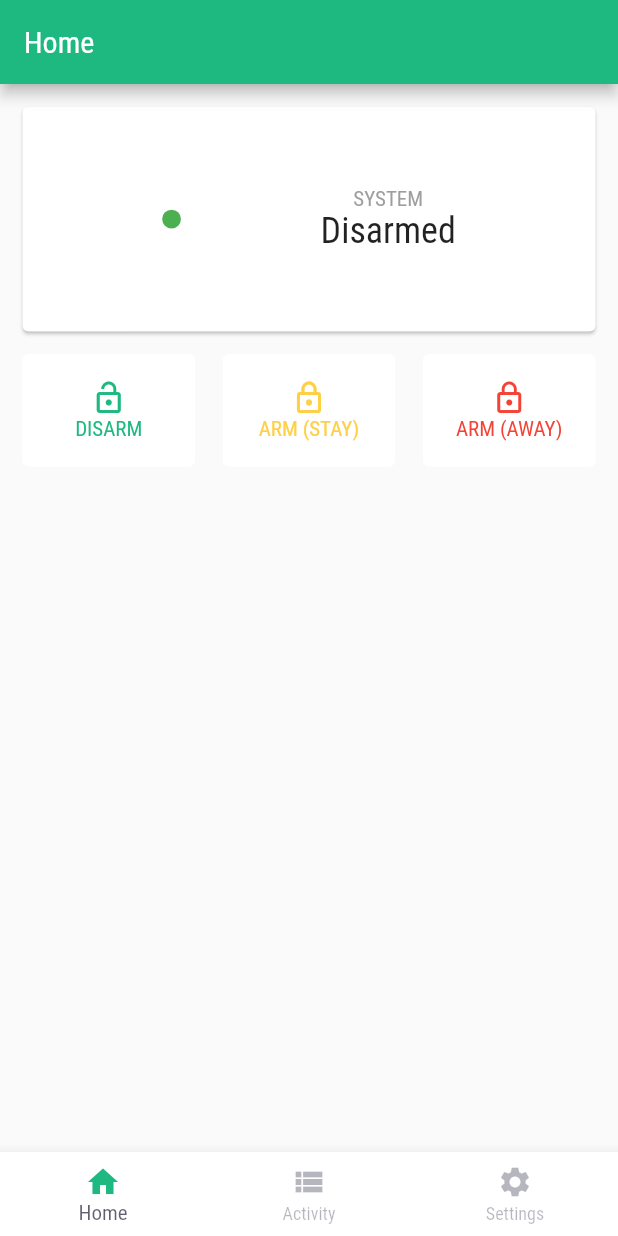
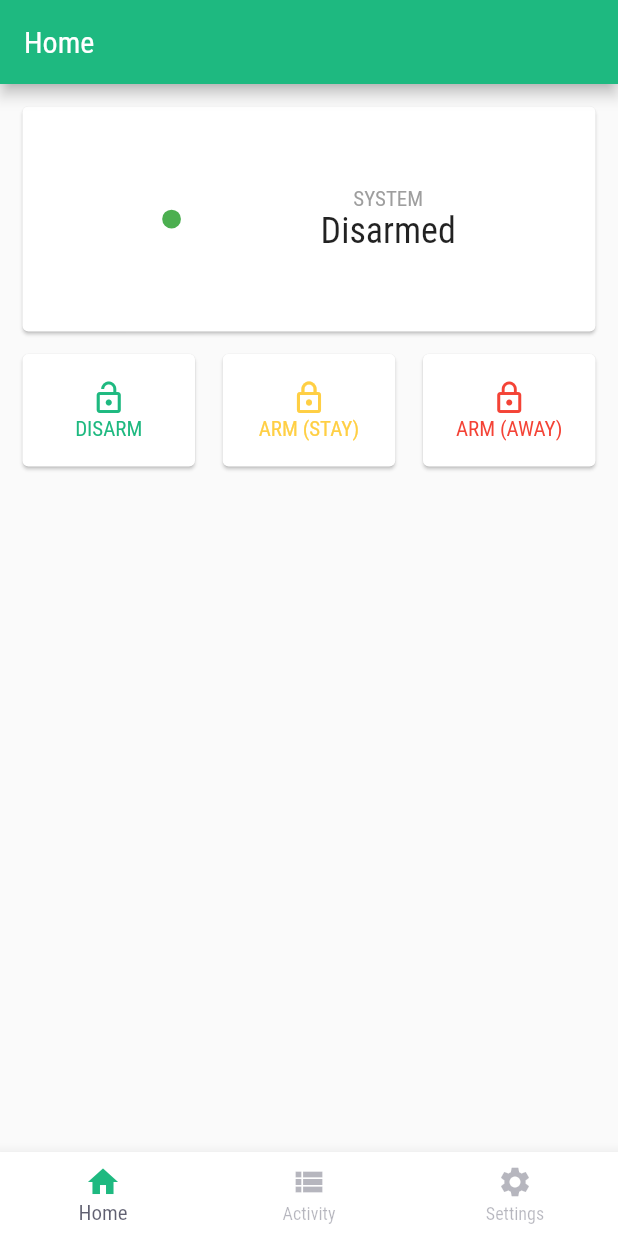
Before and after one commit to jdalvarez23/hawkeye-app, a Flutter app: the screen it shows after launch, on a phone screen of 412 x 824 dp. Run offline on Flutter 3.47's test engine with Material 2 defaults, Android fonts, the phone set to English and light mode, and no system bars.

Commit message:
Added elevation to the buttons so they can look like cards

```diff
--- a/lib/screens/home_screen.dart
+++ b/lib/screens/home_screen.dart
@@ -67,8 +67,10 @@ class HomeScreen extends StatelessWidget {
                     child: TextButton(
                         onPressed: () => {},
                         style: ButtonStyle(
-                          backgroundColor: MaterialStateProperty.all(
-                              Theme.of(context).cardColor),
+                            foregroundColor: MaterialStateProperty.all(themePrimaryColor),
+                            backgroundColor: MaterialStateProperty.all(
+                                Theme.of(context).cardColor),
+                            elevation: MaterialStateProperty.all(1)
                         ),
                         child: Column(
                           mainAxisAlignment: MainAxisAlignment.center,
@@ -84,6 +86,7 @@ class HomeScreen extends StatelessWidget {
                           foregroundColor: MaterialStateProperty.all(themeYellow),
                           backgroundColor: MaterialStateProperty.all(
                               Theme.of(context).cardColor),
+                          elevation: MaterialStateProperty.all(1)
                         ),
                         child: Column(
                           mainAxisAlignment: MainAxisAlignment.center,
@@ -99,6 +102,7 @@ class HomeScreen extends StatelessWidget {
                           foregroundColor: MaterialStateProperty.all(Colors.red),
                           backgroundColor: MaterialStateProperty.all(
                               Theme.of(context).cardColor),
+                          elevation: MaterialStateProperty.all(1)
                         ),
                         child: Column(
                           mainAxisAlignment: MainAxisAlignment.center,
```
